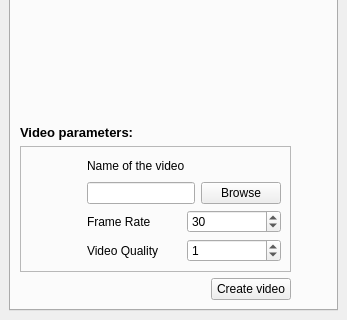
gofigure2/GoFigure2, file trunk/GoFigure2Beta/Code/GUI/lib/VideoRecorderDockWidget.ui: the form before one commit; both pictures show x 0 to 347 and y 395 to 715 of the 347 by 715 pixel window.
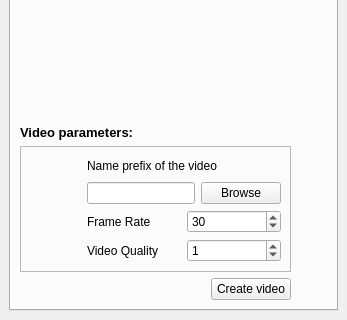
The form after the commit. The open tabs and pages were chosen to show the change.

Commit message: ENH: 2 video mode working for X,Y,Z (not T) in XY, XZ, YZ, XYZ TODO: improve style/name/implementation       add option to remove 2d actors       disable features depending on view selected

Patch:
```diff
--- a/trunk/GoFigure2Beta/Code/GUI/lib/VideoRecorderDockWidget.ui
+++ b/trunk/GoFigure2Beta/Code/GUI/lib/VideoRecorderDockWidget.ui
@@ -504,7 +504,7 @@
                    <item row="0" column="1">
                     <widget class="QLabel" name="videoNameLabel">
                      <property name="text">
-                      <string>Name of the video</string>
+                      <string>Name prefix of the video</string>
                      </property>
                     </widget>
                    </item>
```
Left out of the diff: 2 changed lines with no effect on the pictures. The commit also changes 3 other files.
